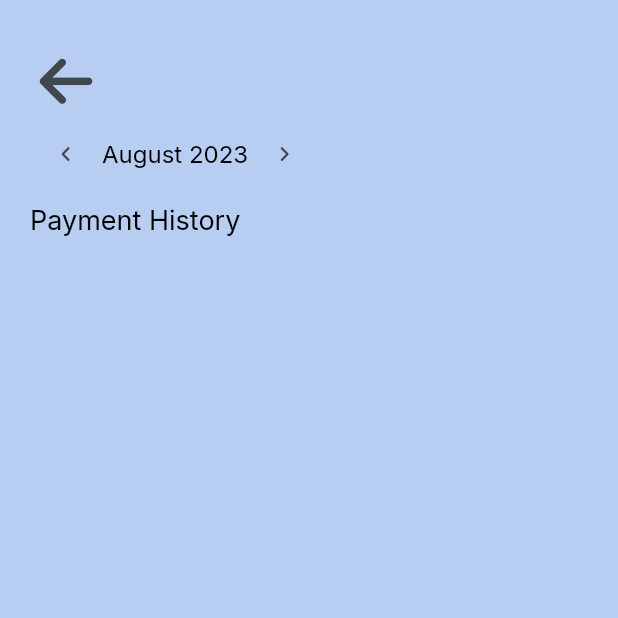
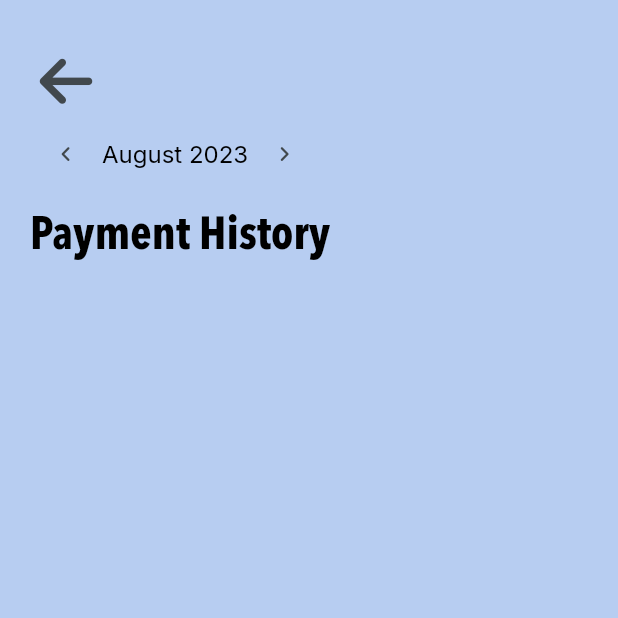
Before and after one commit to jokerJun00/paymentReminderApp, a Flutter app: the PaymentHistoryScreen screen opened directly, on a phone screen of 412 x 824 dp, the top half of it. Run offline on Flutter 3.47's test engine with Material 2 defaults, Android fonts, the phone set to English and light mode, and no system bars; our stand-ins replace bloc, cloud_firestore, country_picker, dartz, equatable, firebase_auth and 8 more; missing offline and left inert: flutter_stripe; accounts and stored records are empty.

Commit message:
resolve view payment render all user paid payment problem

```diff
--- a/lib/application/screens/payment/payment_history_screen.dart
+++ b/lib/application/screens/payment/payment_history_screen.dart
@@ -112,9 +112,11 @@ class _PaymentHistoryScreenState extends State<PaymentHistoryScreen> {
               ],
             ),
             const SizedBox(height: 10),
-            Text("Payment History",
-                style: Theme.of(context).textTheme.bodyMedium),
-            const SizedBox(height: 30),
+            Text(
+              "Payment History",
+              style: Theme.of(context).textTheme.titleMedium,
+            ),
+            const SizedBox(height: 10),
             Expanded(
               child: ListView.builder(
                 itemCount: paidPaymentList.length,
--- a/lib/data/datasources/payment_datasource.dart
+++ b/lib/data/datasources/payment_datasource.dart
@@ -453,7 +453,9 @@ class PaymentDataSourceImpl implements PaymentDataSource {
 
     paidPaymentListData.docs.forEach((data) {
       PaidPaymentModel paidPayment = PaidPaymentModel.fromFirestore(data);
-      paidPaymentList.add(paidPayment);
+      if (paidPayment.date.month == date.month) {
+        paidPaymentList.add(paidPayment);
+      }
     });
 
     return paidPaymentList;
```
